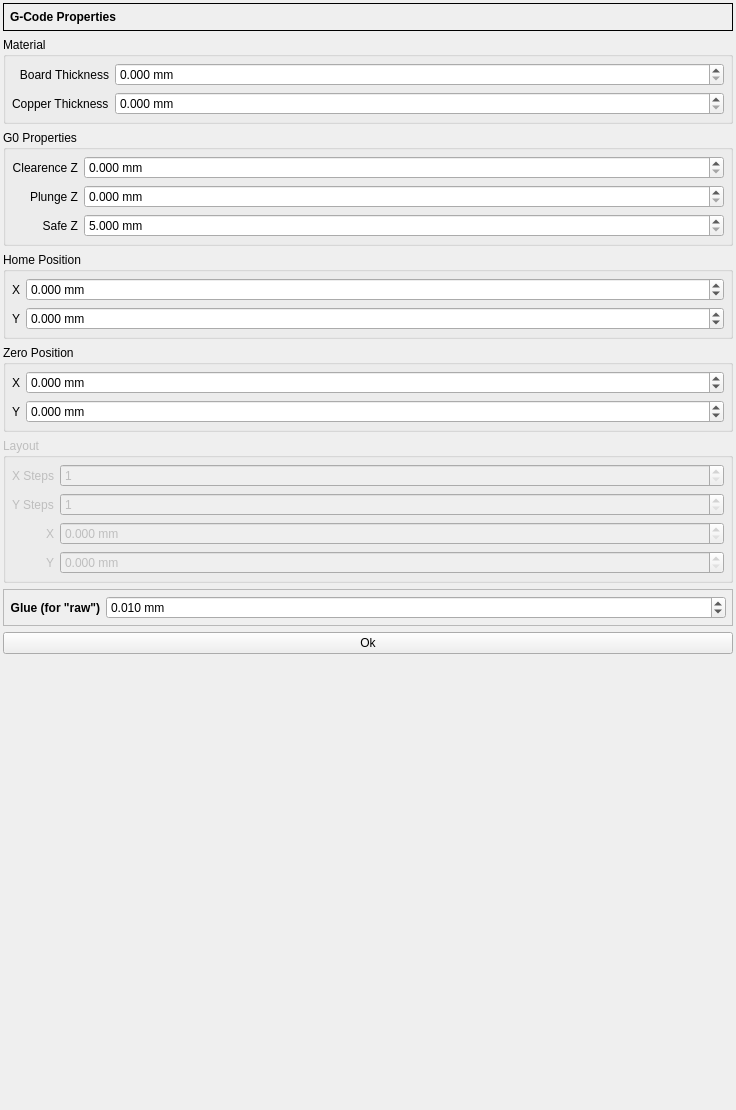
The window that G2G/forms/gcodepropertiesform.ui (XRay3D/GERBER_X3) describes before a commit, drawn with Qt 5.
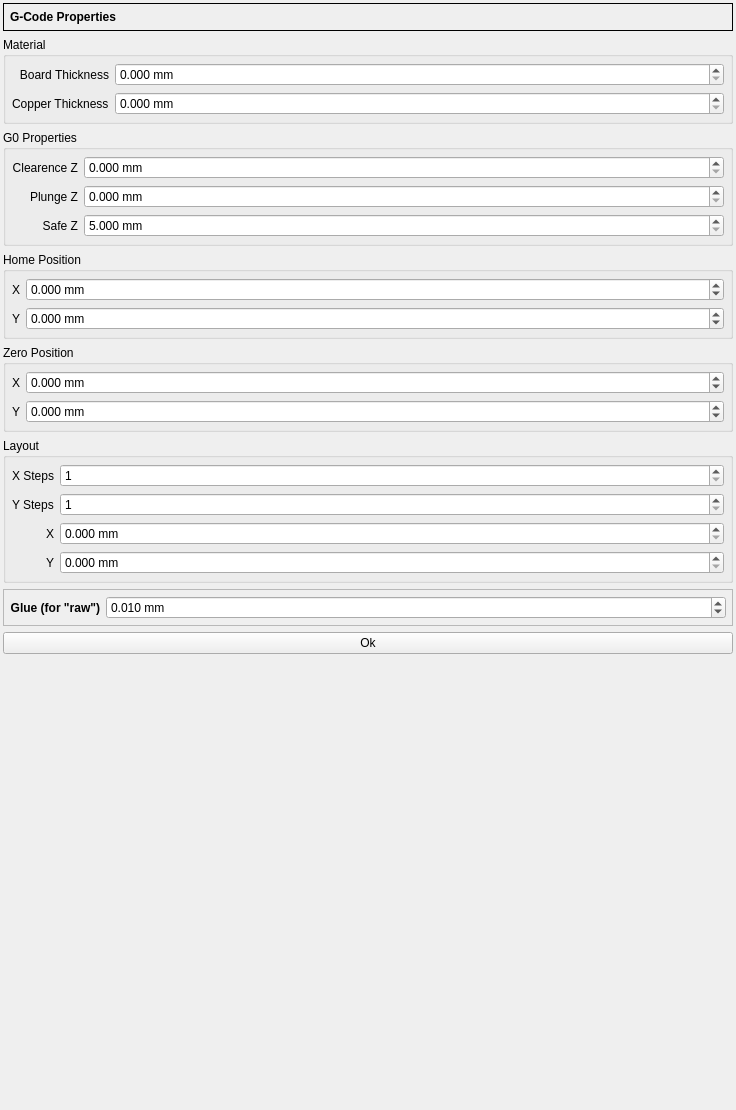
The same window after the commit. Custom widgets are drawn as their Qt base class.

The edit to the form file:
```diff
--- a/G2G/forms/gcodepropertiesform.ui
+++ b/G2G/forms/gcodepropertiesform.ui
@@ -408,7 +408,7 @@
    <item>
     <widget class="QGroupBox" name="groupBox_5">
      <property name="enabled">
-      <bool>false</bool>
+      <bool>true</bool>
      </property>
      <property name="title">
       <string>Layout</string>
```
